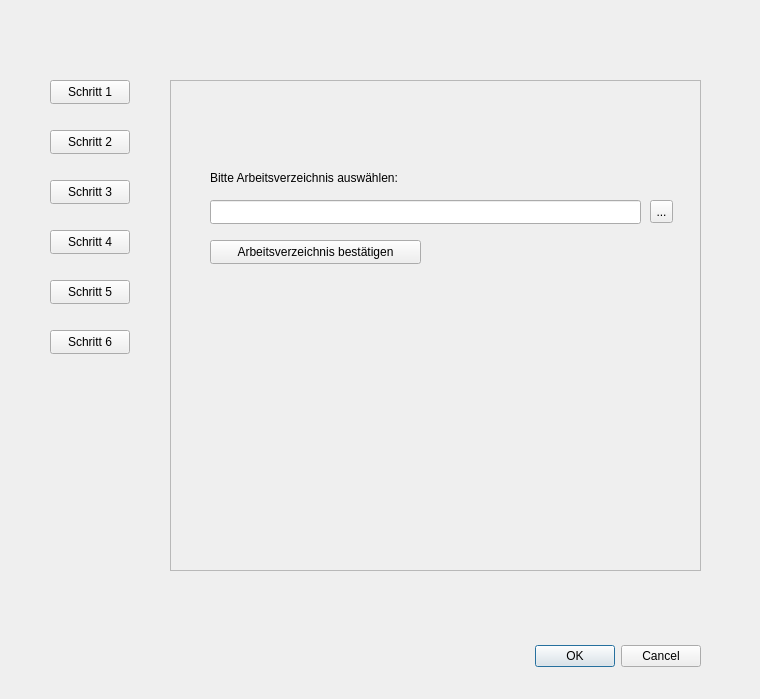
Above: Code/Week10/QGIS_Plugin/satellite_image_loader/satellite_image_loader_dialog_base.ui from jgteske/HM-GIS-Programmierung before the change. Below: the same form after it.
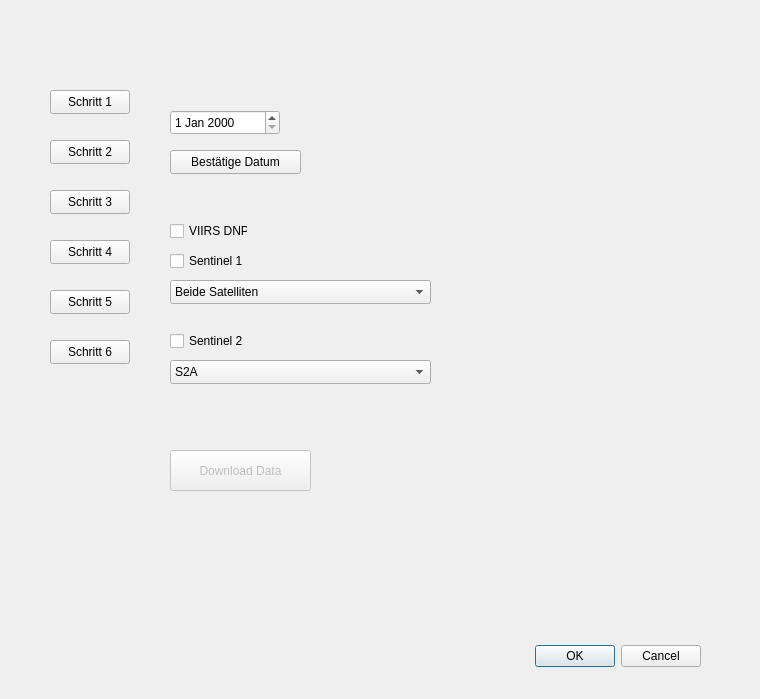
That is the form after the change. The open tabs and pages were chosen to show the change.

Commit message: QGIS Plugin: Grundfunktionen mit deativierten Elementen

```diff
--- a/Code/Week10/QGIS_Plugin/satellite_image_loader/satellite_image_loader_dialog_base.ui
+++ b/Code/Week10/QGIS_Plugin/satellite_image_loader/satellite_image_loader_dialog_base.ui
@@ -33,7 +33,7 @@
    <property name="geometry">
     <rect>
      <x>50</x>
-     <y>80</y>
+     <y>90</y>
      <width>80</width>
      <height>24</height>
     </rect>
@@ -46,7 +46,7 @@
    <property name="geometry">
     <rect>
      <x>50</x>
-     <y>130</y>
+     <y>140</y>
      <width>80</width>
      <height>24</height>
     </rect>
@@ -59,7 +59,7 @@
    <property name="geometry">
     <rect>
      <x>50</x>
-     <y>180</y>
+     <y>190</y>
      <width>80</width>
      <height>24</height>
     </rect>
@@ -72,7 +72,7 @@
    <property name="geometry">
     <rect>
      <x>50</x>
-     <y>230</y>
+     <y>240</y>
      <width>80</width>
      <height>24</height>
     </rect>
@@ -85,7 +85,7 @@
    <property name="geometry">
     <rect>
      <x>50</x>
-     <y>280</y>
+     <y>290</y>
      <width>80</width>
      <height>24</height>
     </rect>
@@ -98,7 +98,7 @@
    <property name="geometry">
     <rect>
      <x>50</x>
-     <y>330</y>
+     <y>340</y>
      <width>80</width>
      <height>24</height>
     </rect>
@@ -107,69 +107,336 @@
     <string>Schritt 6</string>
    </property>
   </widget>
-  <widget class="QFrame" name="frame">
+  <widget class="QStackedWidget" name="stackedWidget">
    <property name="geometry">
     <rect>
-     <x>170</x>
-     <y>80</y>
-     <width>531</width>
-     <height>491</height>
+     <x>150</x>
+     <y>90</y>
+     <width>571</width>
+     <height>521</height>
     </rect>
    </property>
-   <property name="frameShape">
-    <enum>QFrame::StyledPanel</enum>
+   <property name="currentIndex">
+    <number>1</number>
    </property>
-   <property name="frameShadow">
-    <enum>QFrame::Raised</enum>
-   </property>
-   <widget class="QLineEdit" name="lineEdit">
-    <property name="geometry">
-     <rect>
-      <x>40</x>
-      <y>120</y>
-      <width>431</width>
-      <height>24</height>
-     </rect>
-    </property>
+   <widget class="QWidget" name="Schritt_Willkommen">
+    <widget class="QLabel" name="label">
+     <property name="geometry">
+      <rect>
+       <x>40</x>
+       <y>30</y>
+       <width>231</width>
+       <height>16</height>
+      </rect>
+     </property>
+     <property name="text">
+      <string>Einleitender Beschreibungstext zum Plugin</string>
+     </property>
+    </widget>
    </widget>
-   <widget class="QToolButton" name="toolButton">
-    <property name="geometry">
-     <rect>
-      <x>480</x>
-      <y>120</y>
-      <width>23</width>
-      <height>23</height>
-     </rect>
-    </property>
-    <property name="text">
-     <string>...</string>
-    </property>
+   <widget class="QWidget" name="Schritt1_Widget">
+    <widget class="QLabel" name="label_2">
+     <property name="geometry">
+      <rect>
+       <x>30</x>
+       <y>50</y>
+       <width>191</width>
+       <height>16</height>
+      </rect>
+     </property>
+     <property name="text">
+      <string>Bitte Arbeitsverzeichnis auswählen:</string>
+     </property>
+    </widget>
+    <widget class="QToolButton" name="toolButton">
+     <property name="geometry">
+      <rect>
+       <x>470</x>
+       <y>90</y>
+       <width>23</width>
+       <height>23</height>
+      </rect>
+     </property>
+     <property name="text">
+      <string>...</string>
+     </property>
+    </widget>
+    <widget class="QLineEdit" name="lineEdit">
+     <property name="geometry">
+      <rect>
+       <x>30</x>
+       <y>90</y>
+       <width>431</width>
+       <height>24</height>
+      </rect>
+     </property>
+    </widget>
+    <widget class="QPushButton" name="pushButton_7">
+     <property name="geometry">
+      <rect>
+       <x>160</x>
+       <y>150</y>
+       <width>211</width>
+       <height>24</height>
+      </rect>
+     </property>
+     <property name="text">
+      <string>Arbeitsverzeichnis bestätigen</string>
+     </property>
+    </widget>
    </widget>
-   <widget class="QPushButton" name="pushButton_7">
-    <property name="geometry">
-     <rect>
-      <x>40</x>
-      <y>160</y>
-      <width>211</width>
-      <height>24</height>
-     </rect>
-    </property>
-    <property name="text">
-     <string>Arbeitsverzeichnis bestätigen</string>
-    </property>
+   <widget class="QWidget" name="Schritt2_Widget">
+    <widget class="QPushButton" name="pushButton_8">
+     <property name="geometry">
+      <rect>
+       <x>130</x>
+       <y>40</y>
+       <width>301</width>
+       <height>24</height>
+      </rect>
+     </property>
+     <property name="text">
+      <string>Festlegen der Grenzen des Interessengebietes</string>
+     </property>
+    </widget>
+    <widget class="QPushButton" name="pushButton_15">
+     <property name="geometry">
+      <rect>
+       <x>160</x>
+       <y>90</y>
+       <width>231</width>
+       <height>24</height>
+      </rect>
+     </property>
+     <property name="text">
+      <string>Bestätigen der heruntergeladenen JSON</string>
+     </property>
+    </widget>
    </widget>
-   <widget class="QLabel" name="label">
-    <property name="geometry">
-     <rect>
-      <x>40</x>
-      <y>90</y>
-      <width>201</width>
-      <height>16</height>
-     </rect>
-    </property>
-    <property name="text">
-     <string>Bitte Arbeitsverzeichnis auswählen:</string>
-    </property>
+   <widget class="QWidget" name="Schritt3_Widget">
+    <widget class="QDateEdit" name="dateEdit">
+     <property name="geometry">
+      <rect>
+       <x>20</x>
+       <y>20</y>
+       <width>110</width>
+       <height>25</height>
+      </rect>
+     </property>
+    </widget>
+    <widget class="QPushButton" name="pushButton_9">
+     <property name="geometry">
+      <rect>
+       <x>20</x>
+       <y>60</y>
+       <width>131</width>
+       <height>24</height>
+      </rect>
+     </property>
+     <property name="text">
+      <string>Bestätige Datum</string>
+     </property>
+    </widget>
+    <widget class="QCheckBox" name="checkBox">
+     <property name="geometry">
+      <rect>
+       <x>20</x>
+       <y>130</y>
+       <width>78</width>
+       <height>22</height>
+      </rect>
+     </property>
+     <property name="text">
+      <string>VIIRS DNP</string>
+     </property>
+    </widget>
+    <widget class="QCheckBox" name="checkBox_2">
+     <property name="geometry">
+      <rect>
+       <x>20</x>
+       <y>160</y>
+       <width>78</width>
+       <height>22</height>
+      </rect>
+     </property>
+     <property name="text">
+      <string>Sentinel 1</string>
+     </property>
+    </widget>
+    <widget class="QCheckBox" name="checkBox_3">
+     <property name="geometry">
+      <rect>
+       <x>20</x>
+       <y>240</y>
+       <width>78</width>
+       <height>22</height>
+      </rect>
+     </property>
+     <property name="text">
+      <string>Sentinel 2</string>
+     </property>
+    </widget>
+    <widget class="QPushButton" name="pushButton_10">
+     <property name="enabled">
+      <bool>false</bool>
+     </property>
+     <property name="geometry">
+      <rect>
+       <x>20</x>
+       <y>360</y>
+       <width>141</width>
+       <height>41</height>
+      </rect>
+     </property>
+     <property name="text">
+      <string>Download Data</string>
+     </property>
+    </widget>
+    <widget class="QComboBox" name="comboBox">
+     <property name="geometry">
+      <rect>
+       <x>20</x>
+       <y>190</y>
+       <width>261</width>
+       <height>24</height>
+      </rect>
+     </property>
+     <item>
+      <property name="text">
+       <string>Beide Satelliten</string>
+      </property>
+     </item>
+    </widget>
+    <widget class="QComboBox" name="comboBox_2">
+     <property name="geometry">
+      <rect>
+       <x>20</x>
+       <y>270</y>
+       <width>261</width>
+       <height>24</height>
+      </rect>
+     </property>
+     <item>
+      <property name="text">
+       <string>S2A</string>
+      </property>
+     </item>
+    </widget>
+   </widget>
+   <widget class="QWidget" name="Schritt4_Widget">
+    <widget class="QPushButton" name="pushButton_11">
+     <property name="geometry">
+      <rect>
+       <x>20</x>
+       <y>30</y>
+       <width>221</width>
+       <height>24</height>
+      </rect>
+     </property>
+     <property name="text">
+      <string>Modifizieren der Sentinal-1 Daten</string>
+     </property>
+    </widget>
+    <widget class="QPushButton" name="pushButton_12">
+     <property name="geometry">
+      <rect>
+       <x>20</x>
+       <y>100</y>
+       <width>221</width>
+       <height>24</height>
+      </rect>
+     </property>
+     <property name="text">
+      <string>Modifizieren der Sentinal-2 Daten</string>
+     </property>
+    </widget>
+    <widget class="QComboBox" name="comboBox_3">
+     <property name="geometry">
+      <rect>
+       <x>260</x>
+       <y>100</y>
+       <width>261</width>
+       <height>24</height>
+      </rect>
+     </property>
+     <item>
+      <property name="text">
+       <string>False-Color Image</string>
+      </property>
+     </item>
+    </widget>
+   </widget>
+   <widget class="QWidget" name="Schritt5_Widget">
+    <widget class="QPushButton" name="pushButton_13">
+     <property name="geometry">
+      <rect>
+       <x>30</x>
+       <y>40</y>
+       <width>221</width>
+       <height>24</height>
+      </rect>
+     </property>
+     <property name="text">
+      <string>Bearbeiten VIRRS-Daten</string>
+     </property>
+    </widget>
+    <widget class="QPushButton" name="pushButton_16">
+     <property name="geometry">
+      <rect>
+       <x>30</x>
+       <y>140</y>
+       <width>221</width>
+       <height>24</height>
+      </rect>
+     </property>
+     <property name="text">
+      <string>Bearbeiten Sentinal-1-Daten</string>
+     </property>
+    </widget>
+    <widget class="QPushButton" name="pushButton_17">
+     <property name="geometry">
+      <rect>
+       <x>30</x>
+       <y>180</y>
+       <width>221</width>
+       <height>24</height>
+      </rect>
+     </property>
+     <property name="text">
+      <string>Bearbeiten Sentinal-2-Daten</string>
+     </property>
+    </widget>
+   </widget>
+   <widget class="QWidget" name="Schritt6_Widget">
+    <widget class="QPushButton" name="pushButton_14">
+     <property name="geometry">
+      <rect>
+       <x>170</x>
+       <y>260</y>
+       <width>211</width>
+       <height>24</height>
+      </rect>
+     </property>
+     <property name="text">
+      <string>Weitere Daten herunterladen</string>
+     </property>
+    </widget>
+    <widget class="QLabel" name="label_3">
+     <property name="geometry">
+      <rect>
+       <x>170</x>
+       <y>140</y>
+       <width>211</width>
+       <height>16</height>
+      </rect>
+     </property>
+     <property name="text">
+      <string>Vielen Dank fürs nutzen des Plugins</string>
+     </property>
+     <property name="alignment">
+      <set>Qt::AlignCenter</set>
+     </property>
+    </widget>
    </widget>
   </widget>
  </widget>
```
Left out of the diff: 12 changed lines with no effect on the pictures. The commit also changes 1 other file.
